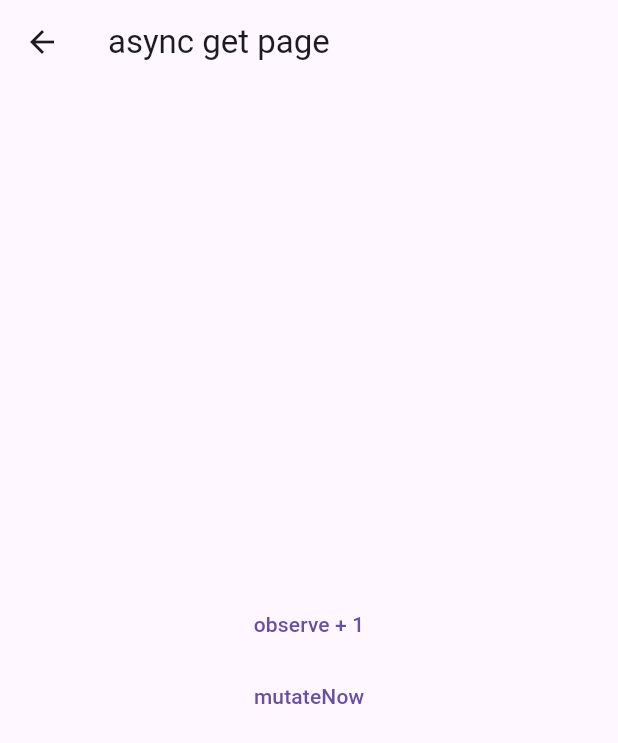
After one commit to cranix/flutter_mutation, a Flutter app: the AsyncGetPage3 screen opened directly, after a tap on "mutateNow", on a phone screen of 412 x 824 dp. The commit adds this screen. Shown: the top 743 px of the screen. Run offline on Flutter 3.47's test engine with Material 3 defaults, Android fonts, the phone set to English and light mode, and no system bars; our stand-ins replace flutter_hooks.

Commit message:
버그수정.

```diff
--- /dev/null
+++ b/example/lib/async_get3/async_get_api3.dart
@@ -0,0 +1,14 @@
+import 'dart:math';
+
+class AsyncGetApi3 {
+  static Future<bool> get() async {
+    await Future.delayed(const Duration(milliseconds: 500));
+    return Random().nextBool();
+  }
+
+  static Future<int> getError() async {
+    await Future.delayed(const Duration(milliseconds: 500));
+    throw "error";
+    return 1;
+  }
+}
--- /dev/null
+++ b/example/lib/async_get3/async_get_page3.dart
@@ -0,0 +1,81 @@
+import 'dart:math';
+
+import 'package:example/async_get3/async_get_api3.dart';
+import 'package:flutter/material.dart';
+import 'package:flutter_hooks/flutter_hooks.dart';
+import 'package:flutter_mutation/flutter_mutation.dart';
+import 'package:flutter_mutation/mutation_cache.dart';
+
+final mutationKey = MutationKey<bool>().retain(
+    initialMutate: AsyncGetApi3.get,
+    onUpdateData: (data, {before}) {
+      print("onUpdateData:$data, $before");
+    });
+
+class AsyncGetPage3 extends HookWidget {
+  const AsyncGetPage3({super.key});
+
+  static MaterialPageRoute createRoute() {
+    return MaterialPageRoute(builder: (context) {
+      return const AsyncGetPage3();
+    });
+  }
+
+  @override
+  Widget build(BuildContext context) {
+    print("cache:${MutationCache.instance}");
+    useEffect(() {
+      print("onUpdateData2.observe");
+      return mutationKey.observe(onUpdateData: (data, {before}) {
+        print("onUpdateData2:$data, $before");
+      });
+    });
+
+    return Scaffold(
+      appBar: AppBar(
+        title: const Text("async get page"),
+      ),
+      body: Center(
+        child: Stack(
+          alignment: Alignment.center,
+          children: [
+            Column(
+              mainAxisAlignment: MainAxisAlignment.center,
+              children: [
+                // HookBuilder(builder: (context) {
+                //   final data = useMutationLoading(key: mutationKey);
+                //   return Text("loading:$data");
+                // }),
+                // HookBuilder(builder: (context) {
+                //   final data = useMutationData(key: mutationKey);
+                //   return Text("data:$data");
+                // }),
+                // HookBuilder(builder: (context) {
+                //   final data = useMutationInitialized(key: mutationKey);
+                //   return Text("initialized:$data");
+                // }),
+                // HookBuilder(builder: (context) {
+                //   final data = useMutationError(key: mutationKey);
+                //   return Text("error:$data");
+                // }),
+                TextButton(
+                    onPressed: () async {
+                      mutationKey.observe(onUpdateData: (data, {before}) {
+                        print("onUpdateData3:$data, $before");
+                      });
+                    },
+                    child: const Text("observe + 1")),
+                TextButton(
+                    onPressed: () async {
+                      mutationKey.mutateNow(Random().nextBool());
+                    },
+                    child: const Text("mutateNow")),
+
+              ],
+            ),
+          ],
+        ),
+      ),
+    );
+  }
+}
--- a/example/lib/main.dart
+++ b/example/lib/main.dart
@@ -1,5 +1,6 @@
 import 'package:example/async_get/async_get_page.dart';
 import 'package:example/async_get2/async_get2_page.dart';
+import 'package:example/async_get3/async_get_page3.dart';
 import 'package:example/caching/caching_page.dart';
 import 'package:example/delayed/delayed_page.dart';
 import 'package:example/getting_started/getting_started_page.dart';
@@ -108,6 +109,11 @@ class MyHomePage extends StatelessWidget {
                   Navigator.of(context).push(GettingStartedPage.createRoute());
                 },
                 child: const Text("getting started")),
+            TextButton(
+                onPressed: () {
+                  Navigator.of(context).push(AsyncGetPage3.createRoute());
+                },
+                child: const Text("async get3")),
           ],
         ),
       ),
--- a/lib/mutation_cache.dart
+++ b/lib/mutation_cache.dart
@@ -40,7 +40,7 @@ class MutationCache {
     }
     final res = list.remove(value);
     if (list.isEmpty) {
-      _onEventMapListMap.remove(event);
+      map.remove(key);
     }
     return res;
   }
--- a/pubspec.yaml
+++ b/pubspec.yaml
@@ -1,6 +1,6 @@
 name: flutter_mutation
 description: easy to use flutter async state with hook
-version: 0.6.4
+version: 0.6.6
 repository: https://github.com/cranix/flutter_mutation
 
 environment:
```
Also changed, not shown: lib/mutation.dart (+11 -0 lines), example/pubspec.lock.
